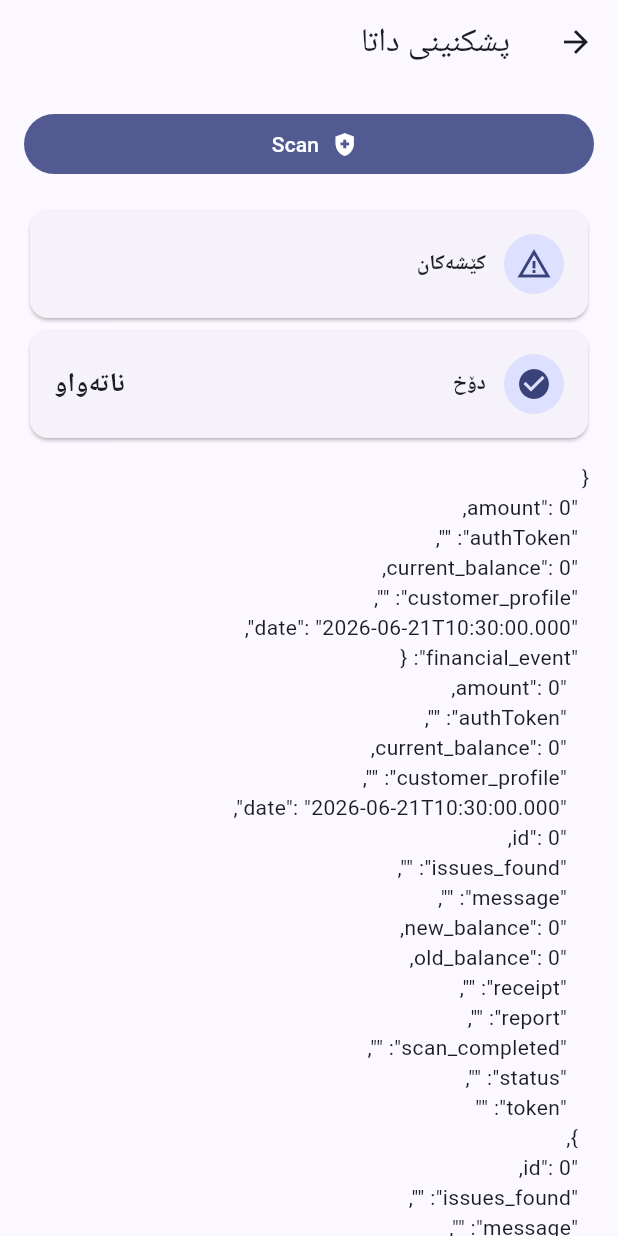
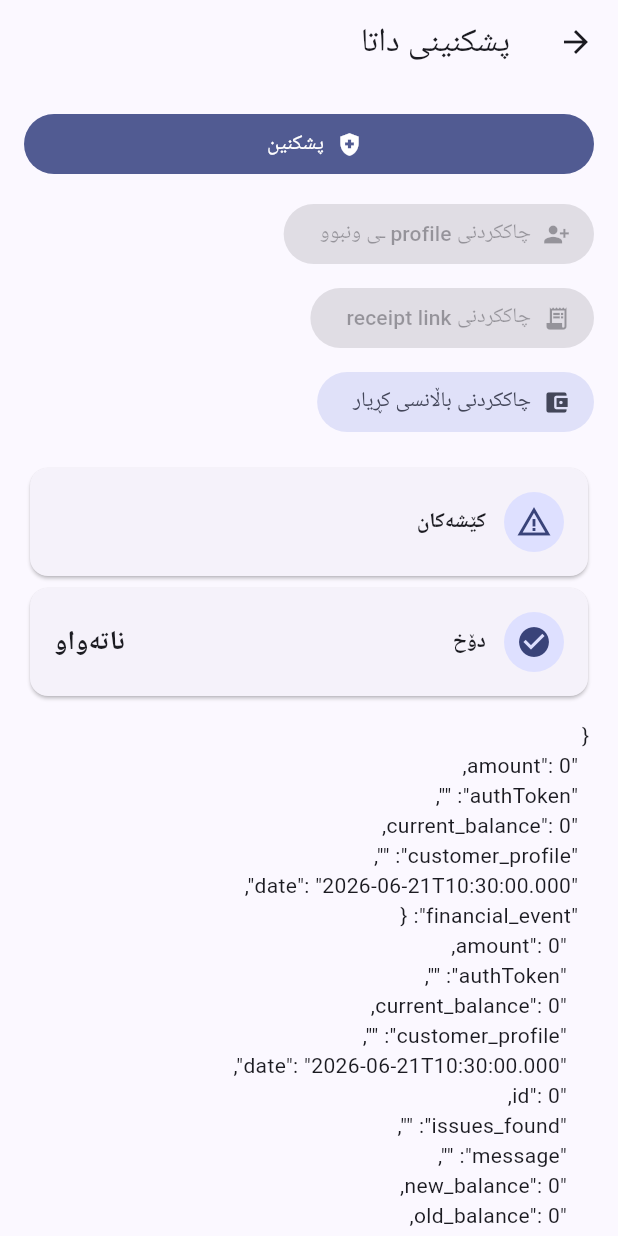
Before and after one commit to arambarzani07/ZhiroxDebtOs, a Flutter app: the DataQualityScreen screen opened directly with empty values, on a phone screen of 412 x 824 dp. Run offline on Flutter 3.47's test engine with Material 3 defaults, Android fonts, the phone set to English and light mode, and no system bars; our stand-ins replace shared_preferences; accounts and stored records are empty.

Commit message:
Add data quality repair controls

```diff
--- a/lib/features/data_quality/data_quality_screen.dart
+++ b/lib/features/data_quality/data_quality_screen.dart
@@ -10,11 +10,17 @@ class DataQualityScreen extends StatelessWidget {
     required this.result,
     required this.loading,
     required this.onScan,
+    this.onFixMissingProfiles,
+    this.onFixReceiptLinks,
+    this.onFixSelectedBalance,
   });
 
   final Map<String, dynamic>? result;
   final bool loading;
   final VoidCallback onScan;
+  final VoidCallback? onFixMissingProfiles;
+  final VoidCallback? onFixReceiptLinks;
+  final ValueChanged<int>? onFixSelectedBalance;
 
   @override
   Widget build(BuildContext context) {
@@ -33,7 +39,29 @@ class DataQualityScreen extends StatelessWidget {
                     child: CircularProgressIndicator(strokeWidth: 2),
                   )
                 : const Icon(Icons.health_and_safety),
-            label: const Text('Scan'),
+            label: const Text('پشکنین'),
+          ),
+          const SizedBox(height: 12),
+          Wrap(
+            spacing: 8,
+            runSpacing: 8,
+            children: [
+              FilledButton.tonalIcon(
+                onPressed: loading ? null : onFixMissingProfiles,
+                icon: const Icon(Icons.person_add_alt_1),
+                label: const Text('چاککردنی profile ـی ونبوو'),
+              ),
+              FilledButton.tonalIcon(
+                onPressed: loading ? null : onFixReceiptLinks,
+                icon: const Icon(Icons.receipt_long),
+                label: const Text('چاککردنی receipt link'),
+              ),
+              FilledButton.tonalIcon(
+                onPressed: loading ? null : () => _askCustomerId(context),
+                icon: const Icon(Icons.account_balance_wallet),
+                label: const Text('چاککردنی باڵانسی کڕیار'),
+              ),
+            ],
           ),
           const SizedBox(height: 16),
           if (data == null)
@@ -56,4 +84,32 @@ class DataQualityScreen extends StatelessWidget {
       ),
     );
   }
+
+  Future<void> _askCustomerId(BuildContext context) async {
+    final callback = onFixSelectedBalance;
+    if (callback == null) return;
+    final controller = TextEditingController();
+    final customerId = await showDialog<int>(
+      context: context,
+      builder: (dialogContext) => AlertDialog(
+        title: const Text('ژمارەی کڕیار'),
+        content: TextField(
+          controller: controller,
+          keyboardType: TextInputType.number,
+          decoration: const InputDecoration(labelText: 'Customer ID'),
+        ),
+        actions: [
+          TextButton(
+            onPressed: () => Navigator.of(dialogContext).pop(),
+            child: const Text('داخستن'),
+          ),
+          FilledButton(
+            onPressed: () => Navigator.of(dialogContext).pop(int.tryParse(controller.text.trim())),
+            child: const Text('چاککردن'),
+          ),
+        ],
+      ),
+    );
+    if (customerId != null) callback(customerId);
+  }
 }
```
